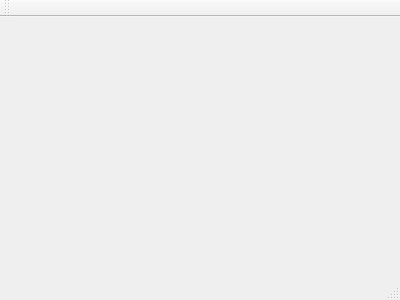
Old version of the form 11_Login_App_Resource_File/11_Login_App_Resource_File/mainwindow.ui in the repository wildenali/Belajar-GUI-dengan-QtCreator.
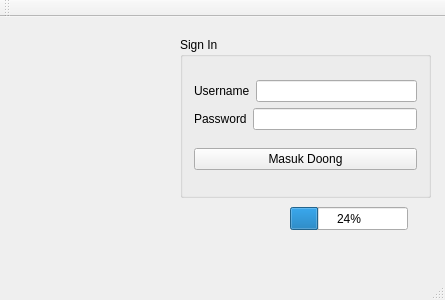
New version of the form.

Diff of the .ui file:
```diff
--- a/11_Login_App_Resource_File/11_Login_App_Resource_File/mainwindow.ui
+++ b/11_Login_App_Resource_File/11_Login_App_Resource_File/mainwindow.ui
@@ -1,24 +1,133 @@
 <ui version="4.0">
  <class>MainWindow</class>
- <widget class="QMainWindow" name="MainWindow" >
-  <property name="geometry" >
+ <widget class="QMainWindow" name="MainWindow">
+  <property name="geometry">
    <rect>
     <x>0</x>
     <y>0</y>
-    <width>400</width>
+    <width>445</width>
     <height>300</height>
    </rect>
   </property>
   <property name="windowTitle" >
    <string>MainWindow</string>
   </property>
-  <widget class="QMenuBar" name="menuBar" />
-  <widget class="QToolBar" name="mainToolBar" />
-  <widget class="QWidget" name="centralWidget" />
-  <widget class="QStatusBar" name="statusBar" />
+  <widget class="QWidget" name="centralWidget">
+   <widget class="QProgressBar" name="progressBar">
+    <property name="geometry">
+     <rect>
+      <x>290</x>
+      <y>190</y>
+      <width>118</width>
+      <height>23</height>
+     </rect>
+    </property>
+    <property name="value">
+     <number>24</number>
+    </property>
+   </widget>
+   <widget class="QLabel" name="label_pic">
+    <property name="geometry">
+     <rect>
+      <x>10</x>
+      <y>40</y>
+      <width>131</width>
+      <height>151</height>
+     </rect>
+    </property>
+    <property name="text">
+     <string/>
+    </property>
+   </widget>
+   <widget class="QGroupBox" name="groupBox">
+    <property name="geometry">
+     <rect>
+      <x>180</x>
+      <y>20</y>
+      <width>251</width>
+      <height>161</height>
+     </rect>
+    </property>
+    <property name="title">
+     <string>Sign In</string>
+    </property>
+    <layout class="QVBoxLayout" name="verticalLayout_2">
+     <item>
+      <layout class="QVBoxLayout" name="verticalLayout">
+       <item>
+        <layout class="QHBoxLayout" name="horizontalLayout">
+         <item>
+          <widget class="QLabel" name="label">
+           <property name="text">
+            <string>Username</string>
+           </property>
+          </widget>
+         </item>
+         <item>
+          <widget class="QLineEdit" name="lineEdit_username"/>
+         </item>
+        </layout>
+       </item>
+       <item>
+        <layout class="QHBoxLayout" name="horizontalLayout_2">
+         <item>
+          <widget class="QLabel" name="label_2">
+           <property name="text">
+            <string>Password</string>
+           </property>
+          </widget>
+         </item>
+         <item>
+          <widget class="QLineEdit" name="lineEdit_password"/>
+         </item>
+        </layout>
+       </item>
+      </layout>
+     </item>
+     <item>
+      <widget class="QPushButton" name="pushButton_Login">
+       <property name="text">
+        <string>Masuk Doong</string>
+       </property>
+      </widget>
+     </item>
+    </layout>
+   </widget>
+   <widget class="QLabel" name="label_3">
+    <property name="geometry">
+     <rect>
+      <x>200</x>
+      <y>190</y>
+      <width>81</width>
+      <height>20</height>
+     </rect>
+    </property>
+    <property name="text">
+     <string/>
+    </property>
+   </widget>
+  </widget>
+  <widget class="QMenuBar" name="menuBar">
+   <property name="geometry">
+    <rect>
+     <x>0</x>
+     <y>0</y>
+     <width>445</width>
+     <height>25</height>
+    </rect>
+   </property>
+  </widget>
+  <widget class="QToolBar" name="mainToolBar">
+   <attribute name="toolBarArea">
+    <enum>TopToolBarArea</enum>
+   </attribute>
+   <attribute name="toolBarBreak">
+    <bool>false</bool>
+   </attribute>
+  </widget>
+  <widget class="QStatusBar" name="statusBar"/>
  </widget>
- <layoutDefault spacing="6" margin="11" />
- <pixmapfunction></pixmapfunction>
+ <layoutdefault spacing="6" margin="11"/>
  <resources/>
  <connections/>
 </ui>
```
Left out of the diff: 3 changed lines with no effect on the pictures.
